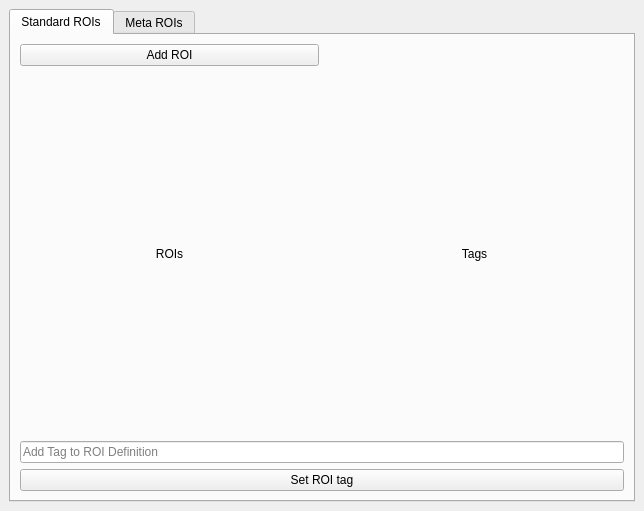
Before: the Qt Designer form viewer/modules/ui_files/roi_manager_pytemplate.ui in kushalkolar/MESmerize, drawn with Qt 5.
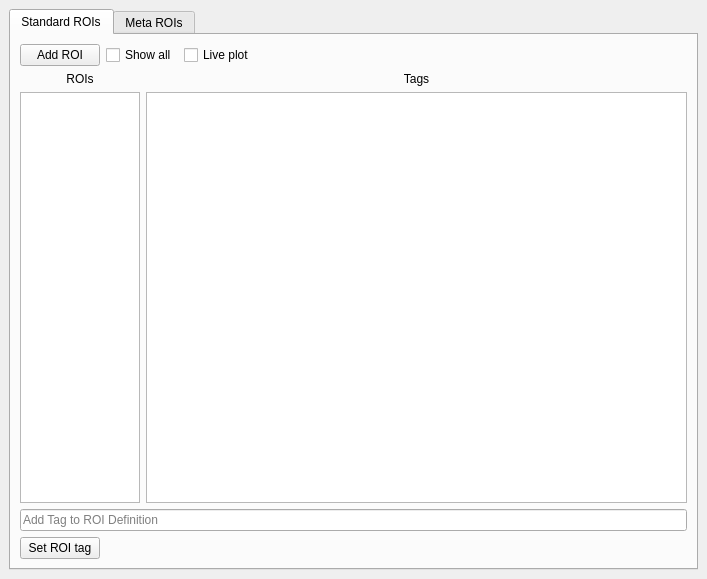
After: the same form once the commit is applied.

Commit message: Primitive functioning of CNMFE import into the viewer. Curve highlighting works by clicking or changing list widget items. Update classes_Pyreverse.png, start.py, and 14 more files...

Patch:
```diff
--- a/viewer/modules/ui_files/roi_manager_pytemplate.ui
+++ b/viewer/modules/ui_files/roi_manager_pytemplate.ui
@@ -6,16 +6,16 @@
    <rect>
     <x>0</x>
     <y>0</y>
-    <width>644</width>
-    <height>511</height>
+    <width>707</width>
+    <height>579</height>
    </rect>
   </property>
   <property name="windowTitle">
    <string>ROI Manager</string>
   </property>
   <widget class="QWidget" name="dockWidgetContents">
-   <layout class="QGridLayout" name="gridLayout">
-    <item row="0" column="0">
+   <layout class="QVBoxLayout" name="verticalLayout">
+    <item>
      <widget class="QTabWidget" name="tabWidget">
       <property name="currentIndex">
        <number>0</number>
@@ -24,7 +24,7 @@
        <attribute name="title">
         <string>Standard ROIs</string>
        </attribute>
-       <layout class="QGridLayout" name="gridLayout_2">
+       <layout class="QGridLayout" name="gridLayout">
         <item row="0" column="0">
          <widget class="QPushButton" name="btnAddROI">
           <property name="text">
@@ -32,7 +32,34 @@
           </property>
          </widget>
         </item>
-        <item row="1" column="0">
+        <item row="0" column="1" colspan="2">
+         <widget class="QCheckBox" name="checkBoxShowAll">
+          <property name="text">
+           <string>Show all</string>
+          </property>
+         </widget>
+        </item>
+        <item row="0" column="3">
+         <widget class="QCheckBox" name="checkBoxLivePlot">
+          <property name="text">
+           <string>Live plot</string>
+          </property>
+         </widget>
+        </item>
+        <item row="0" column="4">
+         <spacer name="horizontalSpacer">
+          <property name="orientation">
+           <enum>Qt::Horizontal</enum>
+          </property>
+          <property name="sizeHint" stdset="0">
+           <size>
+            <width>414</width>
+            <height>20</height>
+           </size>
+          </property>
+         </spacer>
+        </item>
+        <item row="1" column="0" colspan="2">
          <layout class="QVBoxLayout" name="verticalLayoutROIList">
           <item>
            <widget class="QLabel" name="label">
@@ -44,10 +71,20 @@
             </property>
            </widget>
           </item>
+          <item>
+           <widget class="QListWidget" name="listWidgetROIs">
+            <property name="maximumSize">
+             <size>
+              <width>120</width>
+              <height>16777215</height>
+             </size>
+            </property>
+           </widget>
+          </item>
          </layout>
         </item>
-        <item row="1" column="1">
-         <layout class="QVBoxLayout" name="verticalLayoutTags">
+        <item row="1" column="2" colspan="3">
+         <layout class="QVBoxLayout" name="verticalLayoutTags" stretch="0,0">
           <item>
            <widget class="QLabel" name="label_2">
             <property name="text">
@@ -58,16 +95,19 @@
             </property>
            </widget>
           </item>
+          <item>
+           <widget class="QListWidget" name="listWidgetROITags"/>
+          </item>
          </layout>
         </item>
-        <item row="2" column="0" colspan="2">
+        <item row="2" column="0" colspan="5">
          <widget class="QLineEdit" name="lineEditROITag">
           <property name="placeholderText">
            <string>Add Tag to ROI Definition</string>
           </property>
          </widget>
         </item>
-        <item row="3" column="0" colspan="2">
+        <item row="3" column="0">
          <widget class="QPushButton" name="btnSetROITag">
           <property name="text">
            <string>Set ROI tag</string>
```
Left out of the diff: 3 changed lines with no effect on the pictures. The commit also changes 15 other files.
